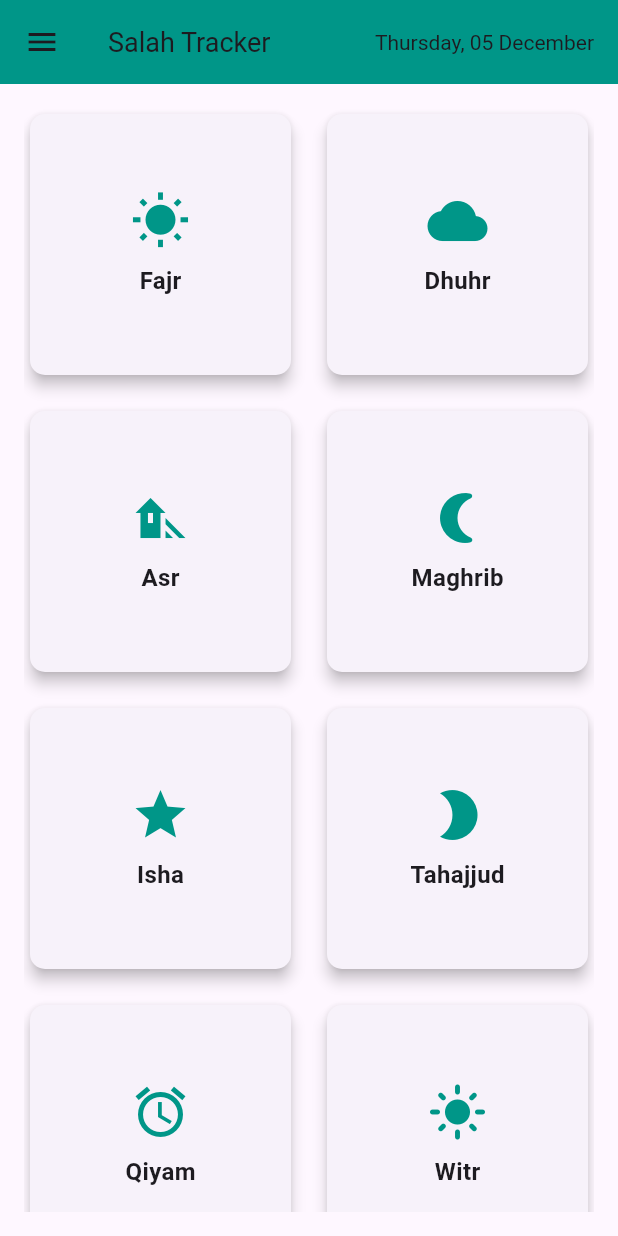
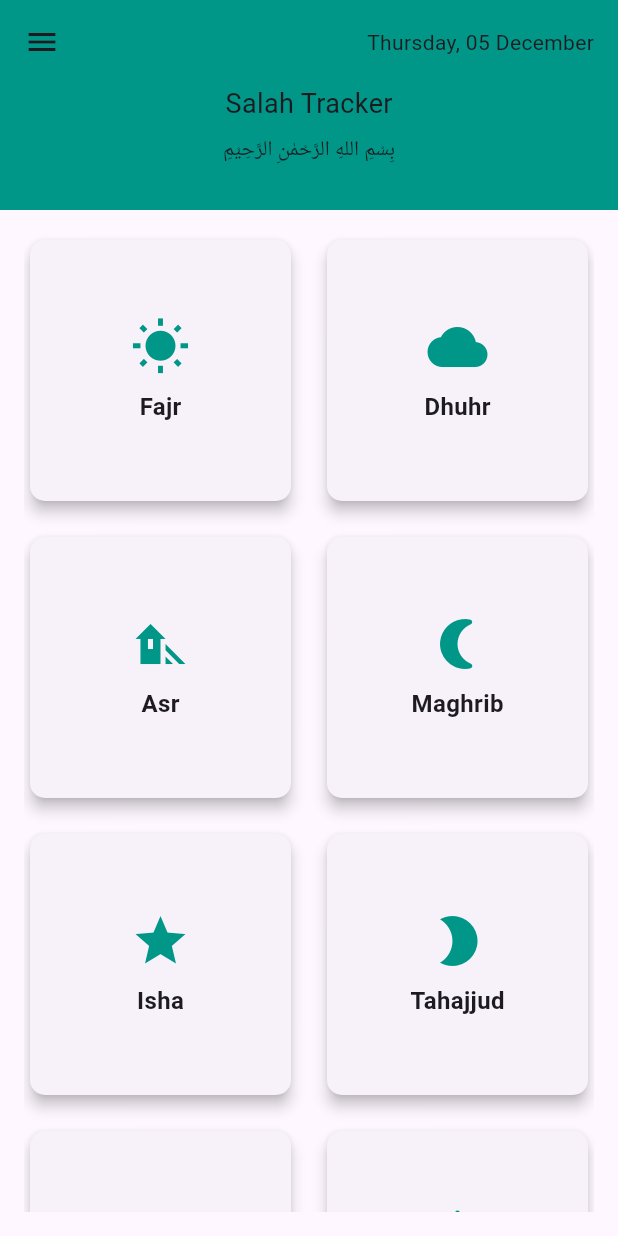
Before and after one commit to rony-boay/Salahtracker, a Flutter app: the screen it shows after launch, on a phone screen of 412 x 824 dp. Run offline on Flutter 3.47's test engine with Material 3 defaults, Android fonts, the phone set to English and light mode, and no system bars.

Commit message:
appbar adjust

```diff
--- a/lib/main.dart
+++ b/lib/main.dart
@@ -32,25 +32,59 @@ class SalahTrackerScreen extends StatelessWidget {
   @override
   Widget build(BuildContext context) {
     return Scaffold(
-      appBar: AppBar(
-        title: Row(
-          mainAxisAlignment: MainAxisAlignment.spaceBetween,
+      appBar: PreferredSize(
+        preferredSize:
+            Size.fromHeight(140.0), // Dynamically adjust the AppBar height
+        child: AppBar(
+          backgroundColor: Colors.teal,
+          flexibleSpace: LayoutBuilder(
+            builder: (BuildContext context, BoxConstraints constraints) {
+              // Get the available height dynamically
+              double availableHeight = constraints.maxHeight;
+
+              return Center(
+                child: Column(
+                  mainAxisAlignment: MainAxisAlignment.center,
                   children: [
-
+                    // Adjust position based on the height
+                    SizedBox(
+                        height: availableHeight *
+                            0.2), // Dynamically adjust padding
                     Text(
                       'Salah Tracker',
-              style: TextStyle(fontSize: 18),
+                      style: TextStyle(
+                        fontSize: 18,
                       ),
-            // Current Date
+                    ),
+                    SizedBox(height: 8), // Fixed space between texts
                     Text(
+                      'بِسْمِ اللهِ الرَّحْمٰنِ الرَّحِيْمِ',
+                      style: TextStyle(
+                        fontSize: 14,
+                        fontWeight: FontWeight.w500,
+                      ),
+                    ),
+                  ],
+                ),
+              );
+            },
+          ),
+          actions: [
+            Padding(
+              padding: const EdgeInsets.only(right: 16.0),
+              child: Center(
+                child: Text(
                   currentDate,
                   style: TextStyle(fontSize: 14),
                 ),
+              ),
+            ),
           ],
         ),
-        backgroundColor: Colors.teal,
       ),
       drawer: Drawer(
+        child: Container(
+          color: Colors.teal[50], // Background color for the drawer
           child: ListView(
             padding: EdgeInsets.zero,
             children: <Widget>[
@@ -76,7 +110,9 @@ class SalahTrackerScreen extends StatelessWidget {
                 title: Text('Settings'),
                 onTap: () {},
               ),
+              // Additional menu items can be added here
             ],
+          ),
         ),
       ),
       body: Padding(
```
Lines whose indentation alone changed are shown as unchanged.
